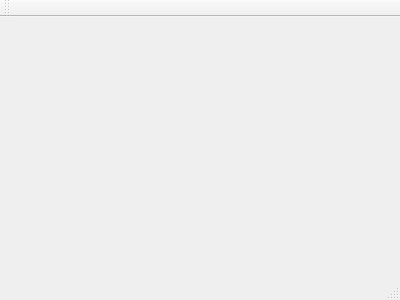
HanshanGithub/treePushTest, file mainwindow.ui: the form before one commit.
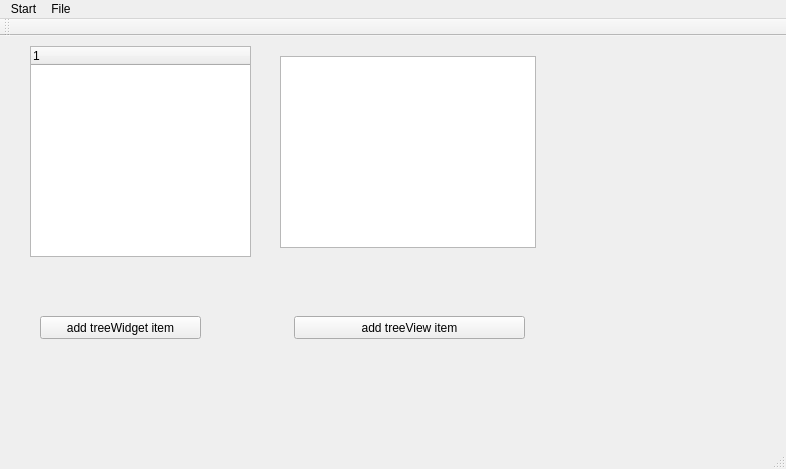
The form after the commit.

Commit message:
0.0.1 添加TreeWidget和TreeView架子
有两个按键

```diff
--- a/mainwindow.ui
+++ b/mainwindow.ui
@@ -1,24 +1,127 @@
 <ui version="4.0">
  <class>MainWindow</class>
- <widget class="QMainWindow" name="MainWindow" >
-  <property name="geometry" >
+ <widget class="QMainWindow" name="MainWindow">
+  <property name="geometry">
    <rect>
     <x>0</x>
     <y>0</y>
-    <width>400</width>
-    <height>300</height>
+    <width>786</width>
+    <height>469</height>
    </rect>
   </property>
   <property name="windowTitle" >
    <string>MainWindow</string>
   </property>
-  <widget class="QMenuBar" name="menuBar" />
-  <widget class="QToolBar" name="mainToolBar" />
-  <widget class="QWidget" name="centralWidget" />
-  <widget class="QStatusBar" name="statusBar" />
+  <widget class="QWidget" name="centralWidget">
+   <widget class="QTreeWidget" name="treeWidget">
+    <property name="geometry">
+     <rect>
+      <x>30</x>
+      <y>10</y>
+      <width>221</width>
+      <height>211</height>
+     </rect>
+    </property>
+    <column>
+     <property name="text">
+      <string notr="true">1</string>
+     </property>
+    </column>
+   </widget>
+   <widget class="QTreeView" name="treeView">
+    <property name="geometry">
+     <rect>
+      <x>280</x>
+      <y>20</y>
+      <width>256</width>
+      <height>192</height>
+     </rect>
+    </property>
+   </widget>
+   <widget class="QPushButton" name="addWidgetItem">
+    <property name="geometry">
+     <rect>
+      <x>40</x>
+      <y>280</y>
+      <width>161</width>
+      <height>23</height>
+     </rect>
+    </property>
+    <property name="text">
+     <string>add treeWidget item</string>
+    </property>
+   </widget>
+   <widget class="QPushButton" name="addViewItem">
+    <property name="geometry">
+     <rect>
+      <x>294</x>
+      <y>280</y>
+      <width>231</width>
+      <height>23</height>
+     </rect>
+    </property>
+    <property name="text">
+     <string>add treeView item</string>
+    </property>
+   </widget>
+  </widget>
+  <widget class="QMenuBar" name="menuBar">
+   <property name="geometry">
+    <rect>
+     <x>0</x>
+     <y>0</y>
+     <width>786</width>
+     <height>23</height>
+    </rect>
+   </property>
+   <widget class="QMenu" name="menu">
+    <property name="title">
+     <string>Start</string>
+    </property>
+    <addaction name="actionInfo"/>
+   </widget>
+   <widget class="QMenu" name="menuFile">
+    <property name="title">
+     <string>File</string>
+    </property>
+    <addaction name="actionOpen"/>
+    <addaction name="actionSave"/>
+    <addaction name="actionImport"/>
+   </widget>
+   <addaction name="menu"/>
+   <addaction name="menuFile"/>
+  </widget>
+  <widget class="QToolBar" name="mainToolBar">
+   <attribute name="toolBarArea">
+    <enum>TopToolBarArea</enum>
+   </attribute>
+   <attribute name="toolBarBreak">
+    <bool>false</bool>
+   </attribute>
+  </widget>
+  <widget class="QStatusBar" name="statusBar"/>
+  <action name="actionInfo">
+   <property name="text">
+    <string>Info</string>
+   </property>
+  </action>
+  <action name="actionOpen">
+   <property name="text">
+    <string>Open</string>
+   </property>
+  </action>
+  <action name="actionSave">
+   <property name="text">
+    <string>Save</string>
+   </property>
+  </action>
+  <action name="actionImport">
+   <property name="text">
+    <string>Import</string>
+   </property>
+  </action>
  </widget>
- <layoutDefault spacing="6" margin="11" />
- <pixmapfunction></pixmapfunction>
+ <layoutdefault spacing="6" margin="11"/>
  <resources/>
  <connections/>
 </ui>
```
Left out of the diff: 3 changed lines with no effect on the pictures.
